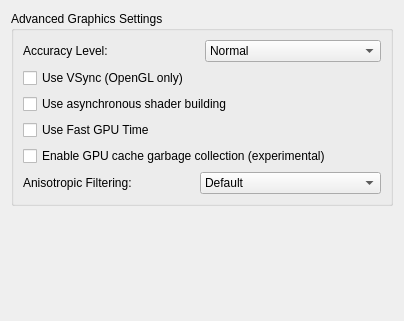
Before: the Qt Designer form src/yuzu/configuration/configure_graphics_advanced.ui in rorrim-rorrim/eden-alt, drawn with Qt 5.
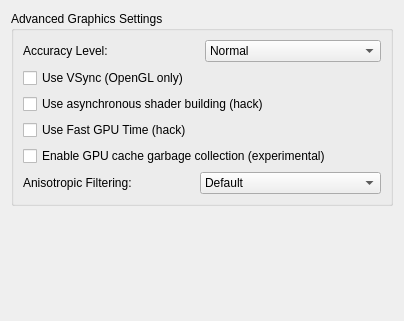
After: the same form once the commit is applied.

What changed in the file:
```diff
--- a/src/yuzu/configuration/configure_graphics_advanced.ui
+++ b/src/yuzu/configuration/configure_graphics_advanced.ui
@@ -82,14 +82,14 @@
            <string>Enables asynchronous shader compilation, which may reduce shader stutter. This feature is experimental.</string>
           </property>
           <property name="text">
-           <string>Use asynchronous shader building</string>
+           <string>Use asynchronous shader building (hack)</string>
           </property>
          </widget>
         </item>
         <item>
          <widget class="QCheckBox" name="use_fast_gpu_time">
           <property name="text">
-           <string>Use Fast GPU Time</string>
+           <string>Use Fast GPU Time (hack)</string>
           </property>
          </widget>
         </item>
```
Left out of the diff: 3 changed lines with no effect on the pictures.
